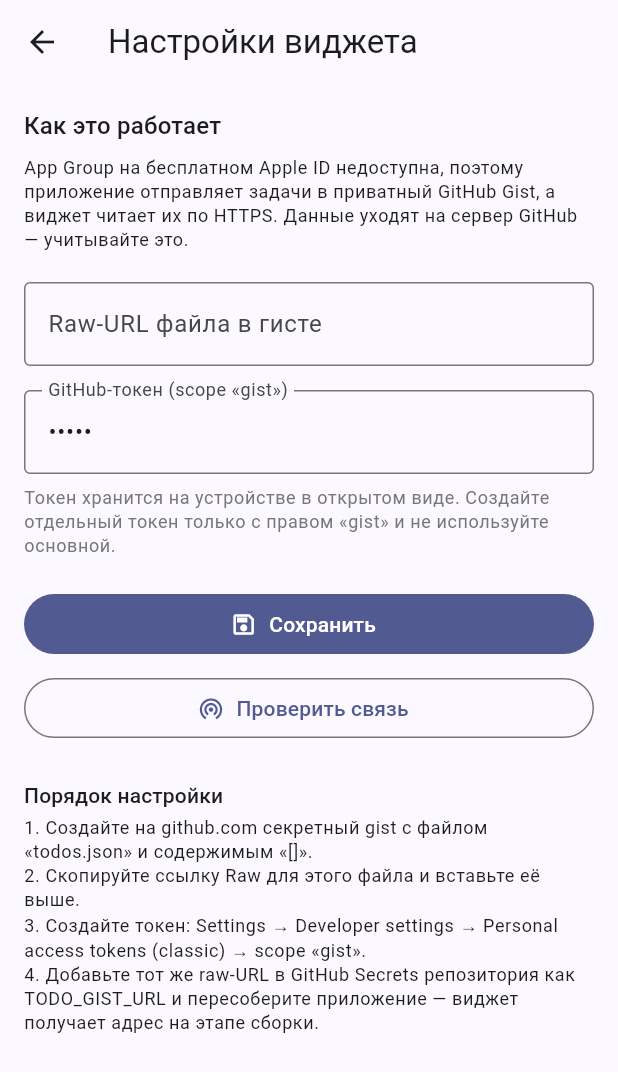
After one commit to SilusXD/flutter_test_app, a Flutter app: the screen it shows after launch, after a tap on the "settings" icon, on a phone screen of 412 x 824 dp. The commit adds this screen. Shown: the top 1072 px of the screen. Run offline on Flutter 3.47's test engine with Material 3 defaults, Android fonts, the phone set to English and light mode, and no system bars; our stand-ins replace shared_preferences; missing offline and left inert: home_widget.

Commit message:
feat: передача задач в виджет через GitHub Gist вместо App Group

```diff
--- /dev/null
+++ b/lib/screens/settings_screen.dart
@@ -0,0 +1,234 @@
+import 'dart:async';
+
+import 'package:flutter/material.dart';
+
+import '../services/gist_client.dart';
+import '../services/sync_settings.dart';
+
+/// Настройки обмена данными с виджетом через GitHub Gist.
+///
+/// Возвращает `true` через Navigator.pop, если настройки сохранены: экран списка
+/// по этому сигналу сразу отправляет задачи в гист.
+class SettingsScreen extends StatefulWidget {
+  const SettingsScreen({super.key});
+
+  @override
+  State<SettingsScreen> createState() => _SettingsScreenState();
+}
+
+class _SettingsScreenState extends State<SettingsScreen> {
+  final TextEditingController _urlController = TextEditingController();
+  final TextEditingController _tokenController = TextEditingController();
+  final GistClient _gist = GistClient();
+
+  String? _message;
+  bool _isMessageError = false;
+  bool _busy = false;
+
+  @override
+  void initState() {
+    super.initState();
+    unawaited(_load());
+  }
+
+  @override
+  void dispose() {
+    _urlController.dispose();
+    _tokenController.dispose();
+    _gist.close();
+    super.dispose();
+  }
+
+  Future<void> _load() async {
+    final SyncSettings settings = await SyncSettings.load();
+    if (!mounted) {
+      return;
+    }
+    setState(() {
+      _urlController.text = settings.gistUrl;
+      _tokenController.text = settings.token;
+    });
+  }
+
+  SyncSettings get _currentSettings {
+    return SyncSettings(
+      gistUrl: _urlController.text,
+      token: _tokenController.text,
+    );
+  }
+
+  void _showMessage(String message, {required bool isError}) {
+    setState(() {
+      _message = message;
+      _isMessageError = isError;
+    });
+  }
+
+  Future<void> _save() async {
+    final SyncSettings settings = _currentSettings;
+    if (settings.gistId == null) {
+      _showMessage(
+        'Не удалось разобрать идентификатор гиста. Нужен raw-URL вида '
+        'https://gist.githubusercontent.com/<user>/<id>/raw/todos.json',
+        isError: true,
+      );
+      return;
+    }
+
+    setState(() => _busy = true);
+    await settings.save();
+    if (!mounted) {
+      return;
+    }
+    setState(() => _busy = false);
+    Navigator.of(context).pop(true);
+  }
+
+  /// Проверяет связь: сначала чтение по raw-URL, затем пробная запись.
+  Future<void> _check() async {
+    final SyncSettings settings = _currentSettings;
+    final String? gistId = settings.gistId;
+    if (!settings.isConfigured || gistId == null) {
+      _showMessage('Заполните оба поля', isError: true);
+      return;
+    }
+
+    setState(() => _busy = true);
+    try {
+      final String? body = await _gist.download(gistUrl: settings.gistUrl);
+      final String preview = (body ?? '').trim();
+      _showMessage(
+        preview.isEmpty
+            ? 'Файл прочитан, но он пуст — задачи ещё не отправлялись'
+            : 'Файл прочитан: ${preview.length} символов',
+        isError: false,
+      );
+    } on GistSyncException catch (error) {
+      _showMessage('Чтение: ${error.message}', isError: true);
+      if (mounted) {
+        setState(() => _busy = false);
+      }
+      return;
+    }
+
+    try {
+      await _gist.upload(
+        gistId: gistId,
+        token: settings.token,
+        content: '[]',
+      );
+      _showMessage('Проверка успешна: запись в гист работает', isError: false);
+    } on GistSyncException catch (error) {
+      _showMessage('Запись: ${error.message}', isError: true);
+    }
+
+    if (mounted) {
+      setState(() => _busy = false);
+    }
+  }
+
+  @override
+  Widget build(BuildContext context) {
+    final ThemeData theme = Theme.of(context);
+
+    return Scaffold(
+      appBar: AppBar(title: const Text('Настройки виджета')),
+      body: ListView(
+        padding: const EdgeInsets.all(16),
+        children: <Widget>[
+          Text(
+            'Как это работает',
+            style: theme.textTheme.titleMedium,
+          ),
+          const SizedBox(height: 8),
+          Text(
+            'App Group на бесплатном Apple ID недоступна, поэтому приложение '
+            'отправляет задачи в приватный GitHub Gist, а виджет читает их '
+            'по HTTPS. Данные уходят на сервер GitHub — учитывайте это.',
+            style: theme.textTheme.bodySmall,
+          ),
+          const SizedBox(height: 20),
+          TextField(
+            controller: _urlController,
+            decoration: const InputDecoration(
+              labelText: 'Raw-URL файла в гисте',
+              hintText:
+                  'https://gist.githubusercontent.com/user/id/raw/todos.json',
+              border: OutlineInputBorder(),
+            ),
+            keyboardType: TextInputType.url,
+            autocorrect: false,
+          ),
+          const SizedBox(height: 16),
+          TextField(
+            controller: _tokenController,
+            decoration: const InputDecoration(
+              labelText: 'GitHub-токен (scope «gist»)',
+              border: OutlineInputBorder(),
+            ),
+            obscureText: true,
+            autocorrect: false,
+          ),
+          const SizedBox(height: 8),
+          Text(
+            'Токен хранится на устройстве в открытом виде. Создайте отдельный '
+            'токен только с правом «gist» и не используйте основной.',
+            style: theme.textTheme.bodySmall?.copyWith(
+              color: theme.colorScheme.outline,
+            ),
+          ),
+          const SizedBox(height: 20),
+          if (_message != null) ...<Widget>[
+            Container(
+              width: double.infinity,
+              padding: const EdgeInsets.all(12),
+              decoration: BoxDecoration(
+                color: _isMessageError
+                    ? theme.colorScheme.errorContainer
+                    : theme.colorScheme.secondaryContainer,
+                borderRadius: BorderRadius.circular(8),
+              ),
+              child: Text(
+                _message!,
+                style: theme.textTheme.bodySmall?.copyWith(
+                  color: _isMessageError
+                      ? theme.colorScheme.onErrorContainer
+                      : theme.colorScheme.onSecondaryContainer,
+                ),
+              ),
+            ),
+            const SizedBox(height: 16),
+          ],
+          FilledButton.icon(
+            onPressed: _busy ? null : _save,
+            icon: const Icon(Icons.save_outlined),
+            label: const Text('Сохранить'),
+          ),
+          const SizedBox(height: 8),
+          OutlinedButton.icon(
+            onPressed: _busy ? null : _check,
+            icon: const Icon(Icons.wifi_tethering),
+            label: const Text('Проверить связь'),
+          ),
+          const SizedBox(height: 24),
+          Text(
+            'Порядок настройки',
+            style: theme.textTheme.titleSmall,
+          ),
+          const SizedBox(height: 4),
+          Text(
+            '1. Создайте на github.com секретный gist с файлом '
+            '«${SyncSettings.gistFileName}» и содержимым «[]».\n'
+            '2. Скопируйте ссылку Raw для этого файла и вставьте её выше.\n'
+            '3. Создайте токен: Settings → Developer settings → '
+            'Personal access tokens (classic) → scope «gist».\n'
+            '4. Добавьте тот же raw-URL в GitHub Secrets репозитория как '
+            'TODO_GIST_URL и пересоберите приложение — виджет получает адрес '
+            'на этапе сборки.',
+            style: theme.textTheme.bodySmall,
+          ),
+        ],
+      ),
+    );
+  }
+}
--- a/lib/screens/todo_list_screen.dart
+++ b/lib/screens/todo_list_screen.dart
@@ -6,6 +6,7 @@ import 'package:flutter/material.dart';
 import '../models/todo.dart';
 import '../services/todo_store.dart';
 import '../widgets/todo_tile.dart';
+import 'settings_screen.dart';
 
 /// Экран списка дел: добавление, отметка выполнения и удаление задач.
 ///
@@ -60,13 +61,23 @@ class _TodoListScreenState extends State<TodoListScreen> {
         ..addAll(saved);
       _restored = true;
     });
-    // Обновляем виджет сразу после запуска: например, если приложение
-    // переустановили, но общий контейнер сохранился.
-    final WidgetSyncStatus status = await _store.publishToWidget(_todos);
+    // Сразу отправляем текущее состояние: виджет получит актуальные данные
+    // после переустановки, а ошибка настройки станет видна пользователю.
+    final WidgetSyncStatus status = await _store.sync(Todo.listToJson(_todos));
     if (!mounted) {
       return;
     }
     setState(() => _widgetStatus = status);
+  }
+
+  /// Открывает настройки обмена данными с виджетом.
+  Future<void> _openSettings() async {
+    final bool? saved = await Navigator.of(context).push<bool>(
+      MaterialPageRoute<bool>(builder: (BuildContext _) => const SettingsScreen()),
+    );
+    if (saved == true) {
+      await _saveAndSync();
+    }
   }
 
   void _persist() {
@@ -144,6 +155,11 @@ class _TodoListScreenState extends State<TodoListScreen> {
               icon: const Icon(Icons.delete_sweep_outlined),
               tooltip: 'Удалить выполненные',
             ),
+          IconButton(
+            onPressed: _openSettings,
+            icon: const Icon(Icons.settings_outlined),
+            tooltip: 'Настройки виджета',
+          ),
         ],
       ),
       body: Column(
@@ -152,7 +168,10 @@ class _TodoListScreenState extends State<TodoListScreen> {
             _SummaryBar(remaining: remaining, total: _todos.length),
           if (_widgetStatus != null &&
               _widgetStatus != WidgetSyncStatus.notApplicable)
-            _WidgetStatusBar(status: _widgetStatus!),
+            _WidgetStatusBar(
+              status: _widgetStatus!,
+              detail: _store.lastError,
+            ),
           Expanded(
             child: _todos.isEmpty
                 ? const _EmptyState()
@@ -187,9 +206,12 @@ class _TodoListScreenState extends State<TodoListScreen> {
 /// Нужна для диагностики на самом устройстве: если виджет пуст, здесь видно,
 /// дошли ли данные до общего контейнера.
 class _WidgetStatusBar extends StatelessWidget {
-  const _WidgetStatusBar({required this.status});
+  const _WidgetStatusBar({required this.status, this.detail});
 
   final WidgetSyncStatus status;
+
+  /// Текст ошибки, если она была: помогает понять причину без логов и Xcode.
+  final String? detail;
 
   @override
   Widget build(BuildContext context) {
@@ -216,7 +238,9 @@ class _WidgetStatusBar extends StatelessWidget {
           const SizedBox(width: 8),
           Expanded(
             child: Text(
-              status.shortMessage,
+              problem && detail != null
+                  ? '${status.shortMessage} — $detail'
+                  : status.shortMessage,
               style: theme.textTheme.labelMedium?.copyWith(color: foreground),
             ),
           ),
--- /dev/null
+++ b/lib/services/gist_client.dart
@@ -0,0 +1,101 @@
+import 'dart:convert';
+import 'dart:io';
+
+import 'sync_settings.dart';
+
+/// Запись задач в GitHub Gist.
+///
+/// Используется HttpClient из `dart:io`, чтобы не добавлять в проект ещё одну
+/// зависимость: сеть нужна ровно для одного PATCH-запроса.
+class GistClient {
+  GistClient({HttpClient? client}) : _client = client ?? HttpClient();
+
+  final HttpClient _client;
+
+  /// Отправляет содержимое в файл [SyncSettings.gistFileName] гиста.
+  ///
+  /// Бросает [GistSyncException] при любой неудаче, чтобы вызывающий код мог
+  /// показать пользователю внятную причину.
+  Future<void> upload({
+    required String gistId,
+    required String token,
+    required String content,
+  }) async {
+    final Uri uri = Uri.https('api.github.com', '/gists/$gistId');
+
+    try {
+      final HttpClientRequest request = await _client.patchUrl(uri);
+      request.headers.set(HttpHeaders.authorizationHeader, 'Bearer $token');
+      request.headers.set(HttpHeaders.acceptHeader, 'application/vnd.github+json');
+      request.headers.set(HttpHeaders.userAgentHeader, 'flutter_test_app');
+      request.headers.contentType = ContentType.json;
+      request.write(
+        jsonEncode(<String, dynamic>{
+          'files': <String, dynamic>{
+            SyncSettings.gistFileName: <String, String>{'content': content},
+          },
+        }),
+      );
+
+      final HttpClientResponse response = await request.close();
+      final String body = await response.transform(utf8.decoder).join();
+
+      if (response.statusCode != HttpStatus.ok) {
+        throw GistSyncException(_describe(response.statusCode, body));
+      }
+    } on GistSyncException {
+      rethrow;
+    } on SocketException catch (error) {
+      throw GistSyncException('Нет связи с github.com: ${error.message}');
+    } catch (error) {
+      throw GistSyncException('Не удалось отправить данные: $error');
+    }
+  }
+
+  /// Читает файл из гиста — используется кнопкой «Проверить связь».
+  Future<String?> download({required String gistUrl}) async {
+    final Uri? uri = Uri.tryParse(gistUrl.trim());
+    if (uri == null || !uri.hasScheme) {
+      throw const GistSyncException('Некорректный raw-URL гиста');
+    }
+
+    try {
+      final HttpClientRequest request = await _client.getUrl(uri);
+      final HttpClientResponse response = await request.close();
+      final String body = await response.transform(utf8.decoder).join();
+      if (response.statusCode != HttpStatus.ok) {
+        throw GistSyncException('Чтение вернуло HTTP ${response.statusCode}');
+      }
+      return body;
+    } on GistSyncException {
+      rethrow;
+    } on SocketException catch (error) {
+      throw GistSyncException('Нет связи с github.com: ${error.message}');
+    }
+  }
+
+  void close() => _client.close(force: true);
+
+  String _describe(int statusCode, String body) {
+    switch (statusCode) {
+      case HttpStatus.unauthorized:
+        return 'Токен отклонён (401): проверьте, что он действующий и со scope «gist»';
+      case HttpStatus.notFound:
+        return 'Гист не найден (404): проверьте raw-URL и что он принадлежит этому токену';
+      case HttpStatus.forbidden:
+        return 'Доступ запрещён (403): у токена нет права на запись в гисты';
+      default:
+        return 'GitHub вернул HTTP $statusCode: ${body.trim()}';
+    }
+  }
+}
+
+/// Ошибка синхронизации с понятным пользователю текстом.
+class GistSyncException implements Exception {
+  const GistSyncException(this.message);
+
+  final String message;
+
+  @override
+  String toString() => message;
+}
--- /dev/null
+++ b/lib/services/sync_settings.dart
@@ -0,0 +1,72 @@
+import 'package:shared_preferences/shared_preferences.dart';
+
+/// Настройки синхронизации с виджетом через GitHub Gist.
+///
+/// App Group на бесплатном Apple ID недоступна, поэтому единственный общий
+/// «канал» между приложением и расширением виджета — сеть: приложение пишет
+/// JSON в Gist по токену, виджет читает его по публичному raw-URL.
+///
+/// Токен хранится локально в SharedPreferences в открытом виде — это осознанный
+/// компромисс бесплатного варианта. Используйте отдельный токен только со
+/// scope `gist`.
+class SyncSettings {
+  const SyncSettings({this.gistUrl = '', this.token = ''});
+
+  /// Raw-URL файла в гисте:
+  /// `https://gist.githubusercontent.com/<user>/<gistId>/raw/todos.json`
+  final String gistUrl;
+
+  /// GitHub-токен со scope `gist`.
+  final String token;
+
+  static const String _urlKey = 'sync_gist_url';
+  static const String _tokenKey = 'sync_gist_token';
+
+  bool get isConfigured => gistUrl.isNotEmpty && token.isNotEmpty;
+
+  /// Идентификатор гиста, извлечённый из raw-URL.
+  ///
+  /// Нужен для записи через API: `PATCH /gists/{id}`.
+  String? get gistId {
+    final Uri? uri = Uri.tryParse(gistUrl.trim());
+    if (uri == null || !uri.hasScheme) {
+      return null;
+    }
+    // Путь: /<user>/<gistId>/raw/... — идентификатор идёт вторым сегментом.
+    final List<String> segments = uri.pathSegments;
+    if (segments.length < 2) {
+      return null;
+    }
+    final String candidate = segments[1].trim();
+    return candidate.isEmpty ? null : candidate;
+  }
+
+  /// Имя файла внутри гиста (используется при записи). Должно совпадать
+  /// с тем, что читает виджет.
+  static const String gistFileName = 'todos.json';
+
+  SyncSettings copyWith({String? gistUrl, String? token}) {
+    return SyncSettings(
+      gistUrl: gistUrl ?? this.gistUrl,
+      token: token ?? this.token,
+    );
+  }
+
+  static Future<SyncSettings> load() async {
+    try {
+      final SharedPreferences prefs = await SharedPreferences.getInstance();
+      return SyncSettings(
+        gistUrl: prefs.getString(_urlKey) ?? '',
+        token: prefs.getString(_tokenKey) ?? '',
+      );
+    } catch (_) {
+      return const SyncSettings();
+    }
+  }
+
+  Future<void> save() async {
+    final SharedPreferences prefs = await SharedPreferences.getInstance();
+    await prefs.setString(_urlKey, gistUrl.trim());
+    await prefs.setString(_tokenKey, token.trim());
+  }
+}
--- a/lib/services/todo_store.dart
+++ b/lib/services/todo_store.dart
@@ -3,24 +3,24 @@ import 'package:home_widget/home_widget.dart';
 import 'package:shared_preferences/shared_preferences.dart';
 
 import '../models/todo.dart';
+import 'gist_client.dart';
+import 'sync_settings.dart';
 
-/// Результат публикации задач в виджет.
+/// Результат синхронизации задач с виджетом.
 ///
 /// Показывается прямо в приложении: без Mac логи посмотреть негде, а по одному
-/// лишь пустому виджету невозможно понять, в чём причина — нет данных или
-/// недоступен общий контейнер.
+/// лишь пустому виджету невозможно понять причину.
 enum WidgetSyncStatus {
   /// Платформа не iOS — виджета на главном экране нет.
   notApplicable,
 
-  /// Данные легли в общий контейнер и успешно прочитаны обратно.
+  /// Задачи отправлены в Gist, виджет попросили перерисоваться.
   synced,
 
-  /// Запись выполнена, но прочитать её обратно не удалось: почти наверняка
-  /// App Group не активирована (например, при бесплатном Apple ID).
-  notShared,
+  /// Не заданы raw-URL гиста и токен.
+  notConfigured,
 
-  /// Плагин вернул ошибку при записи.
+  /// Отправка не удалась (нет сети, истёк токен, неверный URL).
   failed;
 
   String get shortMessage {
@@ -29,45 +29,38 @@ enum WidgetSyncStatus {
         return 'Виджет доступен только на iOS';
       case WidgetSyncStatus.synced:
         return 'Виджет обновлён';
-      case WidgetSyncStatus.notShared:
-        return 'Виджет не получает данные: App Group не активирована';
+      case WidgetSyncStatus.notConfigured:
+        return 'Виджет не настроен: укажите Gist URL и токен';
       case WidgetSyncStatus.failed:
-        return 'Виджет: ошибка синхронизации';
+        return 'Виджет: не удалось отправить данные';
     }
   }
 
-  /// Требует ли статус внимания пользователя.
   bool get isProblem {
-    return this == WidgetSyncStatus.notShared || this == WidgetSyncStatus.failed;
+    return this == WidgetSyncStatus.notConfigured ||
+        this == WidgetSyncStatus.failed;
   }
 }
 
-/// Хранилище задач: персистентность в приложении + публикация в iOS-виджет.
+/// Хранилище задач: персистентность в приложении + передача данных в виджет.
 ///
-/// Данные живут в двух местах:
-///  * `SharedPreferences` — обычное хранилище приложения (работает всегда);
-///  * App Group-контейнер — общий контейнер с расширением виджета, откуда
-///    Swift-код виджета читает `todos_json`.
-///
-/// App Group требует entitlement у обоих таргетов. Если группа недоступна,
-/// публикация не удаётся: приложение продолжает работать, а виджет показывает
-/// заглушку. Отличить эти случаи помогает [WidgetSyncStatus].
+/// App Group на бесплатном Apple ID недоступна (проверено на двух установщиках),
+/// поэтому канал обмена — сеть: приложение пишет JSON в приватный GitHub Gist,
+/// виджет читает его по raw-URL. Адрес виджету задаётся при сборке
+/// (GitHub Secret `TODO_GIST_URL`).
 class TodoStore {
-  TodoStore({this.appGroupId = defaultAppGroupId});
-
-  /// Идентификатор App Group. Должен буквально совпадать с тем, что указан в
-  /// `ios/Runner/Runner.entitlements` и `ios/TodoWidget/TodoWidget/TodoWidget.entitlements`.
-  static const String defaultAppGroupId = 'group.com.example.flutterTestApp';
+  TodoStore({GistClient? gistClient}) : _gist = gistClient ?? GistClient();
 
   /// Имя виджета для iOS — параметр `kind` в Swift-конфигурации виджета.
   static const String iOSWidgetName = 'TodoWidget';
 
   static const String _prefsKey = 'todos_v1';
-  static const String _widgetJsonKey = 'todos_json';
-  static const String _widgetPendingKey = 'todos_pending';
-  static const String _widgetUpdatedAtKey = 'todos_updated_at';
 
-  final String appGroupId;
+  final GistClient _gist;
+
+  /// Текст последней ошибки — показывается рядом со статусом, чтобы причину
+  /// можно было понять без логов.
+  String? lastError;
 
   /// Читает задачи из локального хранилища.
   Future<List<Todo>> load() async {
@@ -84,9 +77,7 @@ class TodoStore {
     }
   }
 
-  /// Сохраняет задачи локально и публикует их в виджет.
-  ///
-  /// Возвращает статус публикации, чтобы экран мог показать его пользователю.
+  /// Сохраняет задачи локально и отправляет их в виджет.
   Future<WidgetSyncStatus> save(List<Todo> todos) async {
     final String raw = Todo.listToJson(todos);
 
@@ -97,43 +88,39 @@ class TodoStore {
       debugPrint('TodoStore.save (локально): $error');
     }
 
-    return publishToWidget(todos, raw);
+    return sync(raw);
   }
 
-  /// Публикует задачи в App Group и просит iOS перерисовать виджет.
-  Future<WidgetSyncStatus> publishToWidget(
-    List<Todo> todos, [
-    String? encoded,
-  ]) async {
+  /// Отправляет готовый JSON в Gist и просит iOS перерисовать виджет.
+  Future<WidgetSyncStatus> sync(String raw) async {
     if (!_widgetSupported) {
       return WidgetSyncStatus.notApplicable;
     }
 
-    final String raw = encoded ?? Todo.listToJson(todos);
-    final int pending = todos.where((Todo todo) => !todo.isDone).length;
+    final SyncSettings settings = await SyncSettings.load();
+    final String? gistId = settings.gistId;
+    if (!settings.isConfigured || gistId == null) {
+      lastError = null;
+      return WidgetSyncStatus.notConfigured;
+    }
 
     try {
-      await HomeWidget.setAppGroupId(appGroupId);
-      await HomeWidget.saveWidgetData<String>(_widgetJsonKey, raw);
-      await HomeWidget.saveWidgetData<int>(_widgetPendingKey, pending);
-      await HomeWidget.saveWidgetData<int>(
-        _widgetUpdatedAtKey,
-        DateTime.now().millisecondsSinceEpoch ~/ 1000,
+      await _gist.upload(
+        gistId: gistId,
+        token: settings.token,
+        content: raw,
       );
+      // reloadTimelines не требует App Group — виджет сам сходит в сеть.
       await HomeWidget.updateWidget(iOSName: iOSWidgetName);
-
-      // Обратное чтение — единственный способ отличить «данные записаны в общий
-      // контейнер» от «запись ушла в никуда из-за отсутствия App Group».
-      final String? readBack = await HomeWidget.getWidgetData<String>(
-        _widgetJsonKey,
-      );
-      return readBack == raw
-          ? WidgetSyncStatus.synced
-          : WidgetSyncStatus.notShared;
+      lastError = null;
+      return WidgetSyncStatus.synced;
+    } on GistSyncException catch (error) {
+      debugPrint('TodoStore: отправка в Gist не удалась: ${error.message}');
+      lastError = error.message;
+      return WidgetSyncStatus.failed;
     } catch (error) {
-      // Ожидаемая ситуация, если App Group недоступна или плагин не загружен
-      // (например, в widget-тестах).
-      debugPrint('TodoStore: публикация в виджет не удалась: $error');
+      debugPrint('TodoStore: отправка в Gist не удалась: $error');
+      lastError = '$error';
       return WidgetSyncStatus.failed;
     }
   }
```
Also changed, not shown: 4 other files.
